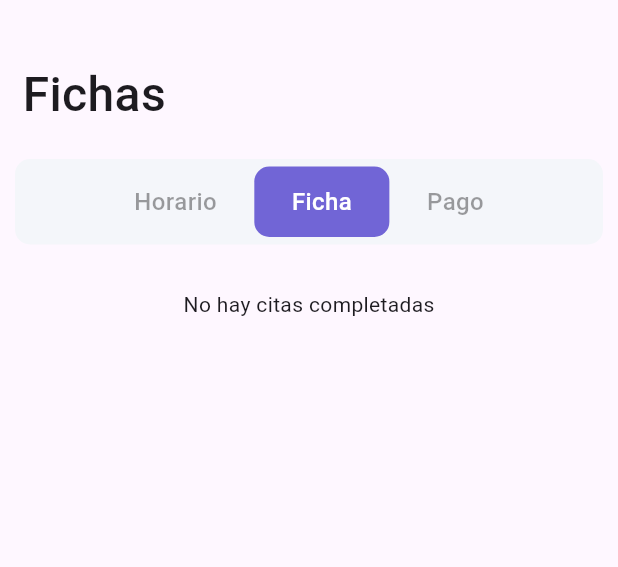
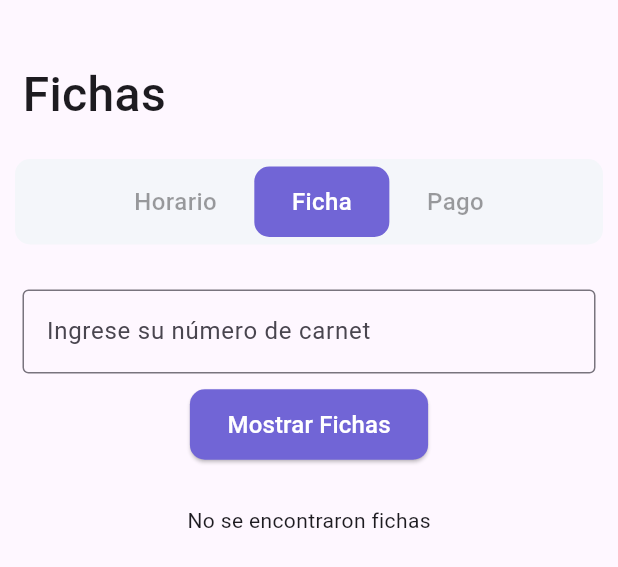
Before and after one commit to Y2ktorrez/mobile_hospital, a Flutter app: the ScheduleScreen widget shown alone on an empty page, opened directly, after a tap on "Ficha", on a phone screen of 412 x 824 dp. Shown: the top 567 px of the screen. Run offline on Flutter 3.47's test engine with Material 3 defaults, Android fonts, the phone set to English and light mode, and no system bars; our stand-ins replace flutter_secure_storage; missing offline and left inert: custom_clippers; accounts and stored records are empty; network calls fail.

Commit message:
fichas del paciente

```diff
--- a/lib/screens/schedule_screen.dart
+++ b/lib/screens/schedule_screen.dart
@@ -1,4 +1,6 @@
 import 'package:flutter/material.dart';
+import 'package:hospital/services/ficha_item_service.dart';
+import 'package:hospital/widgets/fichaItem.dart';
 import 'package:hospital/widgets/upcoming_schedule.dart';
 
 class ScheduleScreen extends StatefulWidget {
@@ -8,12 +10,35 @@ class ScheduleScreen extends StatefulWidget {
 
 class _ScheduleScreenState extends State<ScheduleScreen> {
   int _buttonIndex = 0;
+  final TextEditingController _ciController = TextEditingController();
+  bool isLoading = false;
+  List<dynamic> fichas = [];
 
   final _scheduleWidgets = [
     UpcomingSchedule(),
     Center(child: Text("No hay citas completadas")),
     Center(child: Text("No hay citas canceladas")),
   ];
+
+  // Función para cargar las fichas
+  Future<void> fetchFichas() async {
+    setState(() {
+      isLoading = true;
+    });
+    try {
+      final ci = int.parse(_ciController.text); // Obtenemos el CI ingresado
+      var response = await FichaService().getFichasByPacienteId(ci); // Suponiendo que tienes el servicio FichaService
+      setState(() {
+        fichas = response['fichaList']; // Guardamos las fichas en la lista
+        isLoading = false;
+      });
+    } catch (e) {
+      setState(() {
+        isLoading = false;
+      });
+      print("Error al cargar las fichas: $e");
+    }
+  }
 
   @override
   Widget build(BuildContext context) {
@@ -34,6 +59,7 @@ class _ScheduleScreenState extends State<ScheduleScreen> {
               ),
             ),
             SizedBox(height: 20),
+            // Barra de pestañas
             Container(
               padding: EdgeInsets.all(5),
               margin: EdgeInsets.symmetric(horizontal: 10),
@@ -51,7 +77,59 @@ class _ScheduleScreenState extends State<ScheduleScreen> {
               ),
             ),
             SizedBox(height: 30),
-            _scheduleWidgets[_buttonIndex],
+
+            // Solo mostramos el campo de CI y el botón en la pestaña "Ficha"
+            _buttonIndex == 1
+                ? Column(
+              children: [
+                Padding(
+                  padding: const EdgeInsets.symmetric(horizontal: 15),
+                  child: TextField(
+                    controller: _ciController,
+                    decoration: InputDecoration(
+                      labelText: 'Ingrese su número de carnet',
+                      border: OutlineInputBorder(),
+                    ),
+                    keyboardType: TextInputType.number,
+                  ),
+                ),
+                SizedBox(height: 10),
+                Padding(
+                  padding: const EdgeInsets.symmetric(horizontal: 15),
+                  child: ElevatedButton(
+                    onPressed: fetchFichas,
+                    style: ElevatedButton.styleFrom(
+                      backgroundColor: Color(0xFF7165D6),
+                      shape: RoundedRectangleBorder(
+                        borderRadius: BorderRadius.circular(10),
+                      ),
+                      padding: EdgeInsets.symmetric(vertical: 12, horizontal: 25),
+                    ),
+                    child: isLoading
+                        ? CircularProgressIndicator(color: Colors.white)
+                        : Text(
+                      "Mostrar Fichas",
+                      style: TextStyle(
+                        fontSize: 16,
+                        fontWeight: FontWeight.w500,
+                        color: Colors.white,
+                      ),
+                    ),
+                  ),
+                ),
+                SizedBox(height: 30),
+                isLoading
+                    ? Center(child: CircularProgressIndicator())
+                    : fichas.isEmpty
+                    ? Center(child: Text("No se encontraron fichas"))
+                    : Column(
+                  children: fichas.map<Widget>((ficha) {
+                    return FichaItem(ficha: ficha); // Widget para mostrar cada ficha
+                  }).toList(),
+                ),
+              ],
+            )
+                : _scheduleWidgets[_buttonIndex], // Muestra el horario en la pestaña 0
           ],
         ),
       ),
--- /dev/null
+++ b/lib/services/ficha_item_service.dart
@@ -0,0 +1,14 @@
+import 'package:http/http.dart' as http;
+import 'dart:convert';
+
+class FichaService {
+  Future<Map<String, dynamic>> getFichasByPacienteId(int ci) async {
+    final response = await http.get(Uri.parse('http://192.168.0.15:2424/ficha/getByCi/$ci'));
+
+    if (response.statusCode == 200) {
+      return json.decode(response.body); // Devuelve el cuerpo de la respuesta como un Map
+    } else {
+      throw Exception('Error al cargar las fichas');
+    }
+  }
+}
```
Also changed, not shown: lib/widgets/fichaItem.dart (added, +22 -0 lines).
